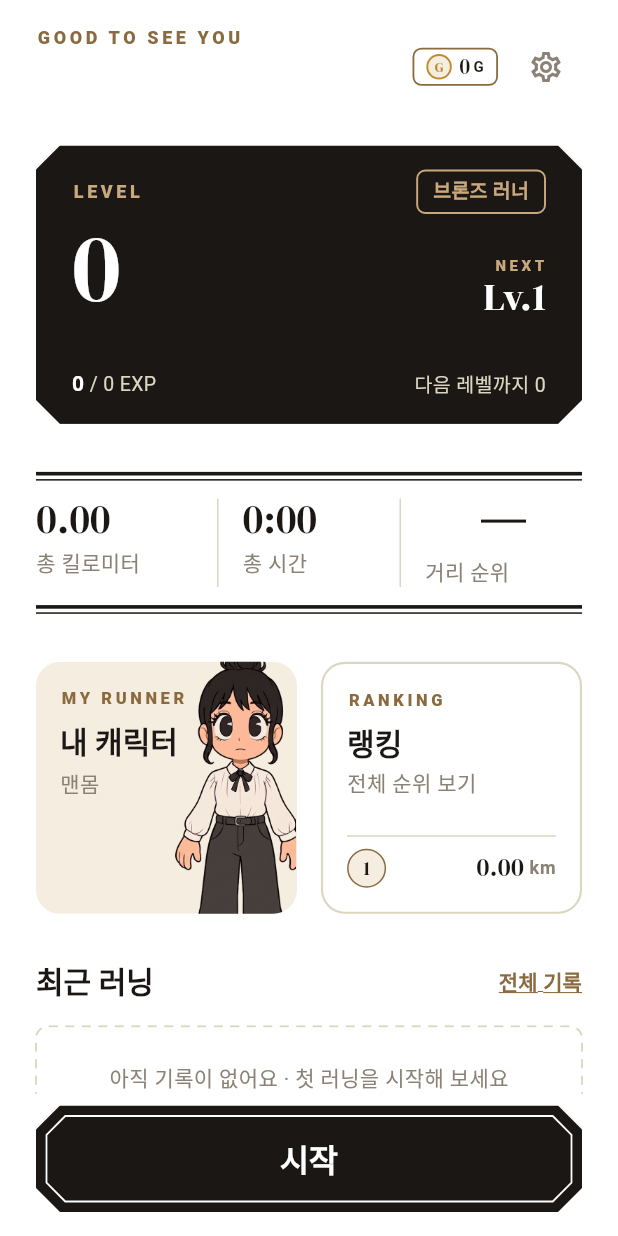
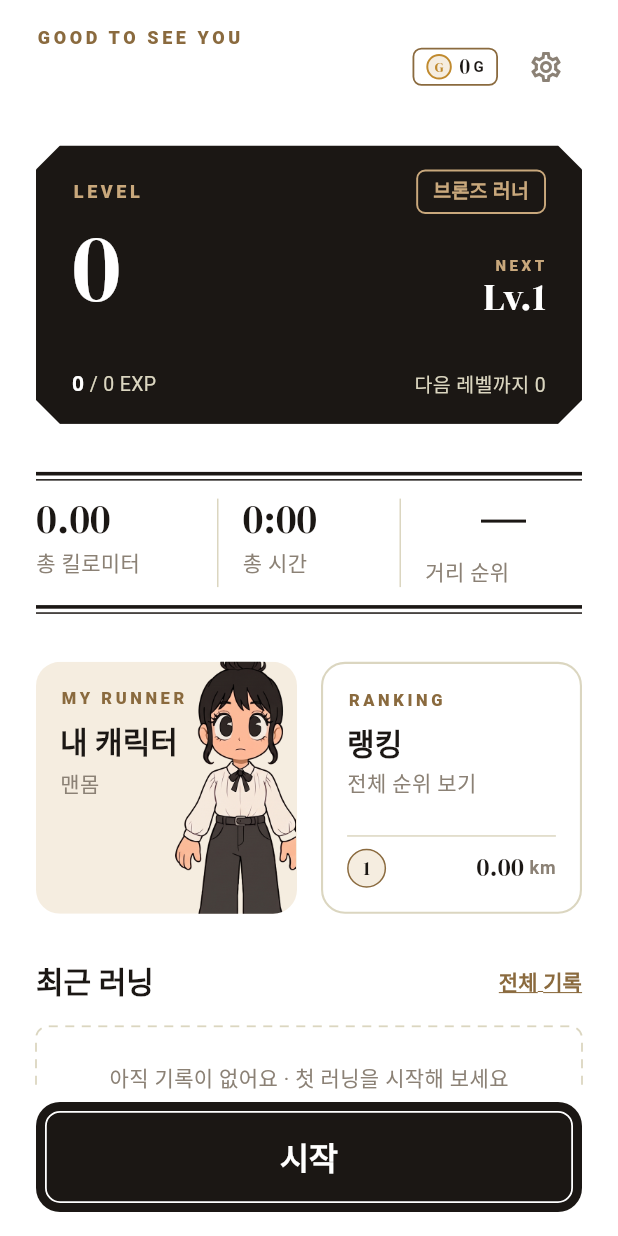
Before and after one commit to 2939202/COINrun, a Flutter app: the screen it shows once a user with an empty profile is signed in, on a phone screen of 412 x 824 dp. Run offline on Flutter 3.47's test engine with Material 3 defaults, Android fonts, the phone set to English and light mode, and no system bars; our stand-ins replace cloud_firestore, firebase_auth, firebase_core, flutter_map, geolocator, latlong2 and 2 more; accounts and stored records are empty; Roboto replaces fonts that are missing (ChosunKm).

Commit message:
Round the start button
Only that one. The octagon stays on the black cards.

The white inner border follows the rounded corner now, drawn as an
inset container rather than the octagon painter.

Co-Authored-By: Claude Opus 5 (1M context) <noreply@anthropic.com>

```diff
--- a/lib/screens/main_screen.dart
+++ b/lib/screens/main_screen.dart
@@ -166,15 +166,23 @@ class _MainScreenState extends State<MainScreen> {
         AppSpacing.lg,
         AppSpacing.md,
       ),
-      child: NotchedBox(
-        cut: 16,
+      // 시작 버튼만 둥근 모양입니다. 모서리를 자른 팔각형은 검은 카드들이 씁니다.
+      child: Material(
+        color: AppColors.black,
+        borderRadius: BorderRadius.circular(AppRadius.md),
+        clipBehavior: Clip.antiAlias,
+        child: InkWell(
+          onTap: () => _open(RunScreen(userId: _userId)),
+          child: Container(
+            margin: const EdgeInsets.all(6),
+            padding: const EdgeInsets.symmetric(vertical: AppSpacing.md),
+            decoration: BoxDecoration(
               // 시안처럼 안쪽에 흰 테두리를 한 겹 더 그립니다.
-        innerBorderColor: AppColors.white,
-        onTap: () => _open(RunScreen(userId: _userId)),
-        padding: const EdgeInsets.symmetric(vertical: AppSpacing.md + 6),
-        // Center를 쓰면 안 됩니다. 화면 아래에 붙는 자리(bottomNavigationBar)는
-        // 높이 제한이 화면 전체라서, Center가 그만큼 늘어나 버튼이 화면을 덮습니다.
-        // Row는 가로만 채우고 높이는 글자에 맞춥니다.
+              border: Border.all(color: AppColors.white, width: 1.2),
+              borderRadius: BorderRadius.circular(AppRadius.md - 6),
+            ),
+            // Center를 쓰면 안 됩니다. 화면 아래에 붙는 자리는 높이 제한이 화면
+            // 전체라서 Center가 그만큼 늘어나 버튼이 화면을 덮습니다.
             child: Row(
               mainAxisAlignment: MainAxisAlignment.center,
               children: [
@@ -188,6 +196,8 @@ class _MainScreenState extends State<MainScreen> {
               ],
             ),
           ),
+        ),
+      ),
     );
   }
 }
```
Lines whose indentation alone changed are shown as unchanged.
